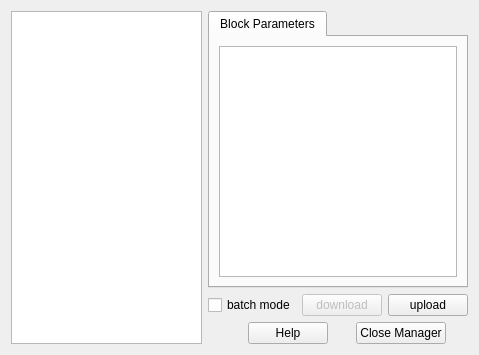
First picture: the form in trunk/src/qrl_parameters_manager.ui, repository fcuzzocrea/QRTAILab, before the edit.
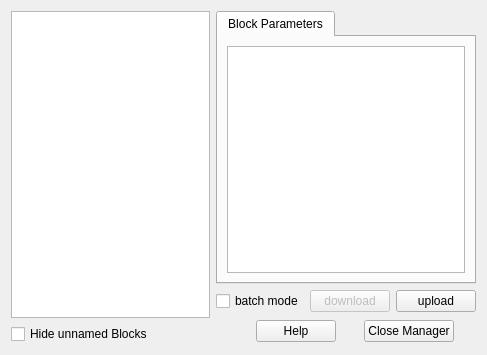
Second picture: the form after the edit. Icons and pictures are not drawn.

Diff of the .ui file:
```diff
--- a/trunk/src/qrl_parameters_manager.ui
+++ b/trunk/src/qrl_parameters_manager.ui
@@ -5,7 +5,7 @@
    <rect>
     <x>0</x>
     <y>0</y>
-    <width>479</width>
+    <width>487</width>
     <height>355</height>
    </rect>
   </property>
@@ -70,7 +70,7 @@
      </property>
     </widget>
    </item>
-   <item row="2" column="1" colspan="3" >
+   <item rowspan="2" row="2" column="1" colspan="3" >
     <layout class="QHBoxLayout" >
      <item>
       <spacer>
@@ -127,6 +127,13 @@
      </item>
     </layout>
    </item>
+   <item row="3" column="0" >
+    <widget class="QCheckBox" name="hideCheckBox" >
+     <property name="text" >
+      <string>Hide unnamed Blocks</string>
+     </property>
+    </widget>
+   </item>
   </layout>
  </widget>
  <resources>
```
Left out of the diff: 20 changed lines with no effect on the pictures.
